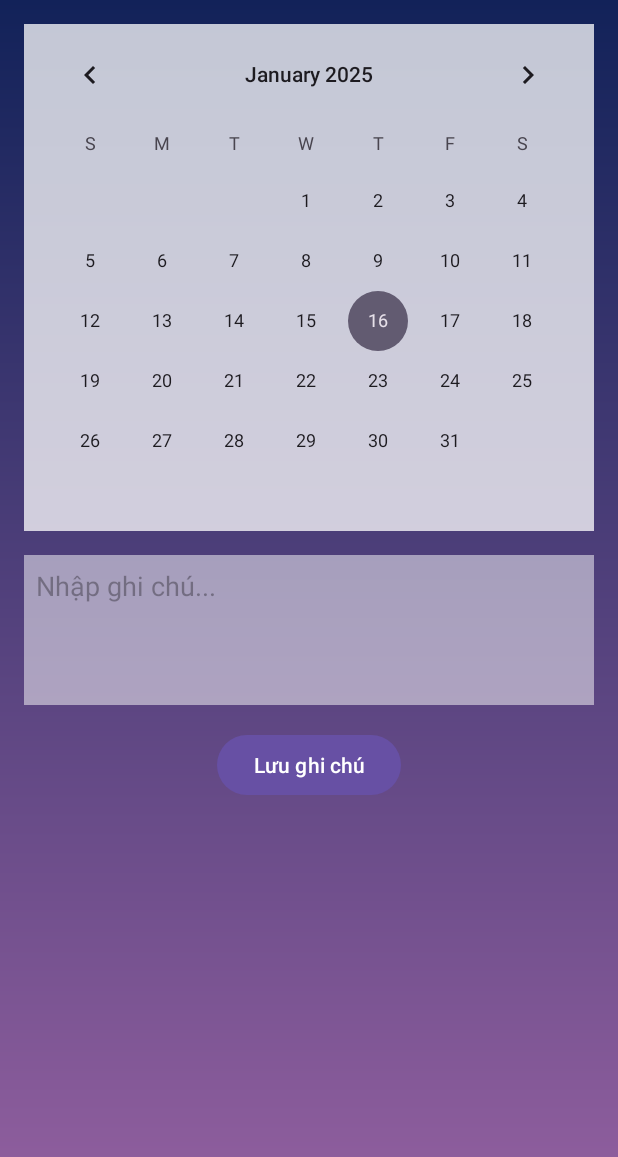
After one commit to DangKhoa23123/Weather-app, an Android app: the CalendarActivity screen opened directly, with no data from a screen before it, on a phone screen of 412 x 824 dp. The commit adds this screen. Shown: the top 1157 px of the screen. Run offline under Robolectric (Android 15) with nearby library versions, the phone set to English and light mode, and no system bars.

```diff
--- a/app/src/main/AndroidManifest.xml
+++ b/app/src/main/AndroidManifest.xml
@@ -3,7 +3,10 @@
     xmlns:tools="http://schemas.android.com/tools">
 
     <uses-permission android:name="android.permission.INTERNET" />
+    <uses-permission android:name="android.permission.ACCESS_NETWORK_STATE" />
     <uses-feature android:glEsVersion="0x00030001" android:required="true"/>
+    <uses-permission android:name="android.permission.BLUETOOTH"/>
+    <uses-permission android:name="android.permission.BLUETOOTH_ADMIN"/>
 
     <application
         android:allowBackup="true"
@@ -14,6 +17,8 @@
         android:roundIcon="@mipmap/ic_launcher_round"
         android:supportsRtl="true"
         android:theme="@style/Theme._1113"
+        android:networkSecurityConfig="@xml/network_security_config"
+        android:usesCleartextTraffic="true"
         tools:targetApi="31">
         <activity
             android:name=".MainActivity"
@@ -24,6 +29,7 @@
                 <category android:name="android.intent.category.LAUNCHER" />
             </intent-filter>
         </activity>
+        <activity android:name=".CalendarActivity" />
     </application>
 
 </manifest>
--- /dev/null
+++ b/app/src/main/res/layout/date.xml
@@ -0,0 +1,35 @@
+<?xml version="1.0" encoding="utf-8"?>
+<LinearLayout xmlns:android="http://schemas.android.com/apk/res/android"
+    android:layout_width="match_parent"
+    android:layout_height="match_parent"
+    android:orientation="vertical"
+    android:padding="16dp"
+    android:background="@drawable/gradient_bg">
+
+    <CalendarView
+        android:id="@+id/calendarView"
+        android:layout_width="match_parent"
+        android:layout_height="wrap_content"
+        android:background="#80FFFFFF"/>
+
+    <EditText
+        android:id="@+id/noteEditText"
+        android:layout_width="match_parent"
+        android:layout_height="wrap_content"
+        android:layout_marginTop="16dp"
+        android:hint="Nhập ghi chú..."
+        android:minHeight="100dp"
+        android:gravity="top"
+        android:padding="8dp"
+        android:background="#80FFFFFF"
+        android:textColor="#FFFFFF"/>
+
+    <Button
+        android:id="@+id/saveButton"
+        android:layout_width="wrap_content"
+        android:layout_height="wrap_content"
+        android:layout_marginTop="16dp"
+        android:layout_gravity="center"
+        android:text="Lưu ghi chú"/>
+
+</LinearLayout>
--- a/app/src/main/res/values/styles.xml
+++ b/app/src/main/res/values/styles.xml
@@ -6,4 +6,5 @@
         <item name="android:textColor">#FFFFFF</item>
     </style>
 
+
 </resources>
--- /dev/null
+++ b/app/src/main/res/xml/network_security_config.xml
@@ -0,0 +1,6 @@
+<?xml version="1.0" encoding="utf-8"?>
+<network-security-config>
+    <domain-config cleartextTrafficPermitted="true">
+        <domain includeSubdomains="true">192.168.19.27</domain>
+    </domain-config>
+</network-security-config>
```
Also changed, not shown: app/build.gradle.kts (+16 -1 lines), app/src/main/java/com/example/a1113/ApiService.kt (added, +18 -0 lines), app/src/main/java/com/example/a1113/CalendarActivity.kt (added, +108 -0 lines), app/src/main/java/com/example/a1113/MainActivity.kt (+38 -34 lines), app/src/main/java/com/example/a1113/Note.kt (added, +7 -0 lines), app/src/main/java/com/example/a1113/RetrofitClient.kt (added, +24 -0 lines), app/src/main/res/layout/activity_main.xml (+15 -10 lines), app/src/main/res/drawable/date.png (added).
